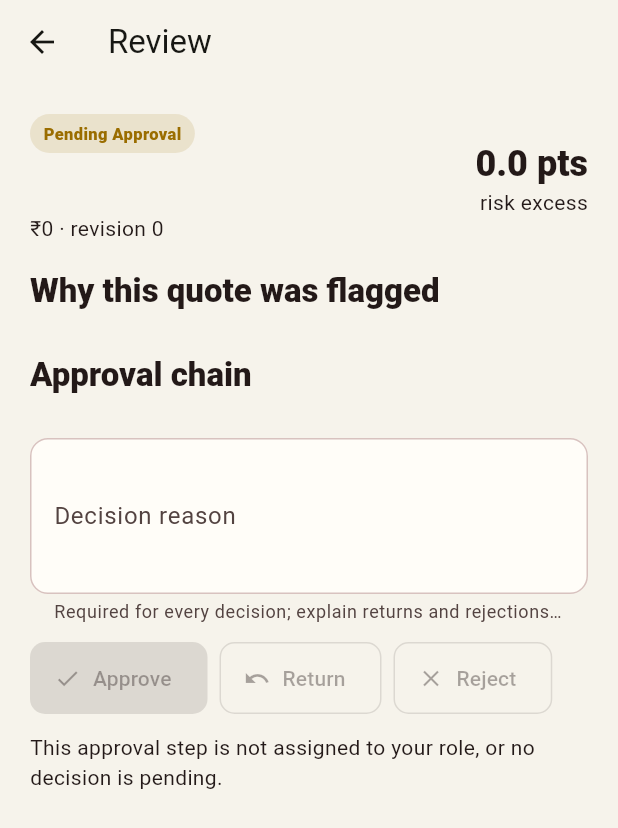
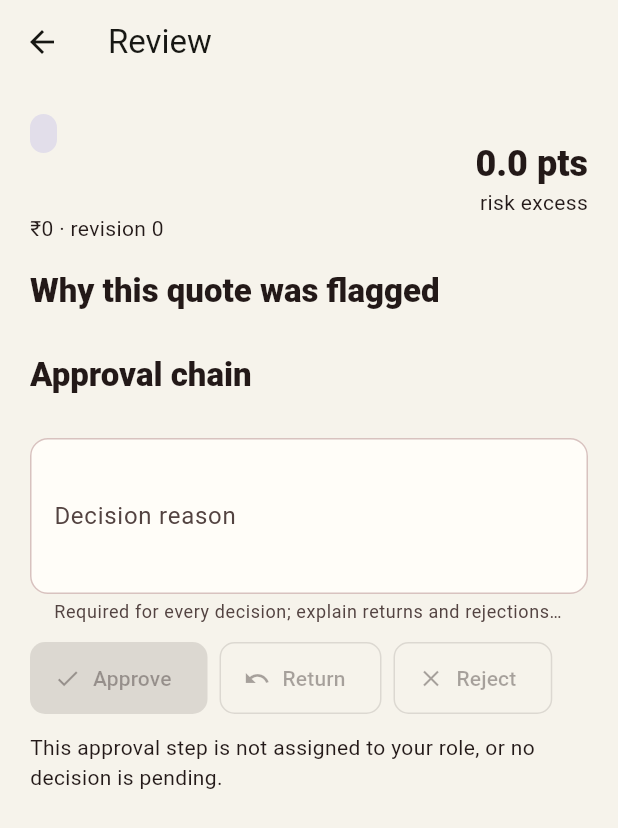
Before and after one commit to amartya1523/DealOS, a Flutter app: the ApprovalDetailScreen screen opened directly with empty values, on a phone screen of 412 x 824 dp. Shown: the top 828 px of the screen. Run offline on Flutter 3.47's test engine with Material 3 defaults, Android fonts, the phone set to English and light mode, and no system bars; our stand-ins replace dio, flutter_riverpod, flutter_secure_storage, go_router; accounts and stored records are empty; network calls fail.

Commit message:
feat(mobile): update application code

```diff
--- a/mobile/lib/features/approvals/presentation/approvals_screen.dart
+++ b/mobile/lib/features/approvals/presentation/approvals_screen.dart
@@ -100,7 +100,7 @@ class _ApprovalDetailScreenState extends ConsumerState<ApprovalDetailScreen> {
                 child: Column(
                   crossAxisAlignment: CrossAxisAlignment.start,
                   children: [
-                    const StatusPill('PENDING_APPROVAL'),
+                    StatusPill(quote.stage),
                     const SizedBox(height: 8),
                     Text(
                       quote.customer,
@@ -165,8 +165,11 @@ class _ApprovalDetailScreenState extends ConsumerState<ApprovalDetailScreen> {
                       ? Icons.check_circle
                       : Icons.radio_button_unchecked,
                 ),
-                title: Text('${approval.sequence}. ${approval.step}'),
-                subtitle: Text(approval.reason ?? 'Awaiting decision'),
+                title: Text('${approval.sequence}. ${approval.step} review'),
+                subtitle: Text(
+                  '${approval.decisionSummary}${approval.reason == null ? '' : '\n${approval.reason}'}',
+                ),
+                isThreeLine: approval.reason != null,
                 trailing: StatusPill(approval.state),
               ),
             ),
--- a/mobile/lib/features/quotations/presentation/quotations_screen.dart
+++ b/mobile/lib/features/quotations/presentation/quotations_screen.dart
@@ -520,9 +520,9 @@ class _QuoteDetailScreenState extends ConsumerState<QuoteDetailScreen> {
             (approval) => Card(
               child: ListTile(
                 leading: const Icon(Icons.approval_outlined),
-                title: Text(approval.step),
+                title: Text('${approval.step} review'),
                 subtitle: Text(
-                  '${approval.reason ?? 'No reviewer note'}\n${shortDate(approval.decidedAt ?? approval.createdAt)}',
+                  '${approval.decisionSummary}${approval.reason == null ? '' : '\n${approval.reason}'}\n${shortDate(approval.decidedAt ?? approval.createdAt)}',
                 ),
                 isThreeLine: true,
                 trailing: StatusPill(approval.state),
--- a/mobile/lib/features/workspace/domain/models.dart
+++ b/mobile/lib/features/workspace/domain/models.dart
@@ -299,6 +299,9 @@ class Approval {
     this.reason,
     this.createdAt,
     this.decidedAt,
+    this.reviewerId,
+    this.reviewerName,
+    this.reviewerRole,
   });
   final String id;
   final String step;
@@ -307,6 +310,31 @@ class Approval {
   final String? reason;
   final DateTime? createdAt;
   final DateTime? decidedAt;
+  final String? reviewerId;
+  final String? reviewerName;
+  final String? reviewerRole;
+
+  String? get reviewerSummary {
+    final name = reviewerName?.trim();
+    if (name == null || name.isEmpty) return null;
+    final role = reviewerRole?.trim();
+    if (role == null || role.isEmpty) return name;
+    final roleLabel = role
+        .toLowerCase()
+        .split('_')
+        .where((part) => part.isNotEmpty)
+        .map((part) => '${part[0].toUpperCase()}${part.substring(1)}')
+        .join(' ');
+    return '$name ($roleLabel)';
+  }
+
+  String get decisionSummary => switch (state) {
+    'APPROVED' => 'Approved by ${reviewerSummary ?? 'an authorized reviewer'}',
+    'REJECTED' => 'Rejected by ${reviewerSummary ?? 'an authorized reviewer'}',
+    'RETURNED' => 'Returned by ${reviewerSummary ?? 'an authorized reviewer'}',
+    'SUPERSEDED' => 'No decision required; this step was superseded',
+    _ => 'Awaiting decision',
+  };
 
   factory Approval.fromJson(JsonMap json) => Approval(
     id: _string(json, 'id'),
@@ -316,6 +344,13 @@ class Approval {
     reason: json['reason']?.toString(),
     createdAt: DateTime.tryParse('${json['createdAt'] ?? ''}'),
     decidedAt: DateTime.tryParse('${json['decidedAt'] ?? ''}'),
+    reviewerId: json['reviewerId']?.toString(),
+    reviewerName: json['reviewer'] is Map
+        ? (json['reviewer'] as Map)['name']?.toString()
+        : null,
+    reviewerRole: json['reviewer'] is Map
+        ? (json['reviewer'] as Map)['role']?.toString()
+        : null,
   );
 }
 
```
Also changed, not shown: 5 other files.
